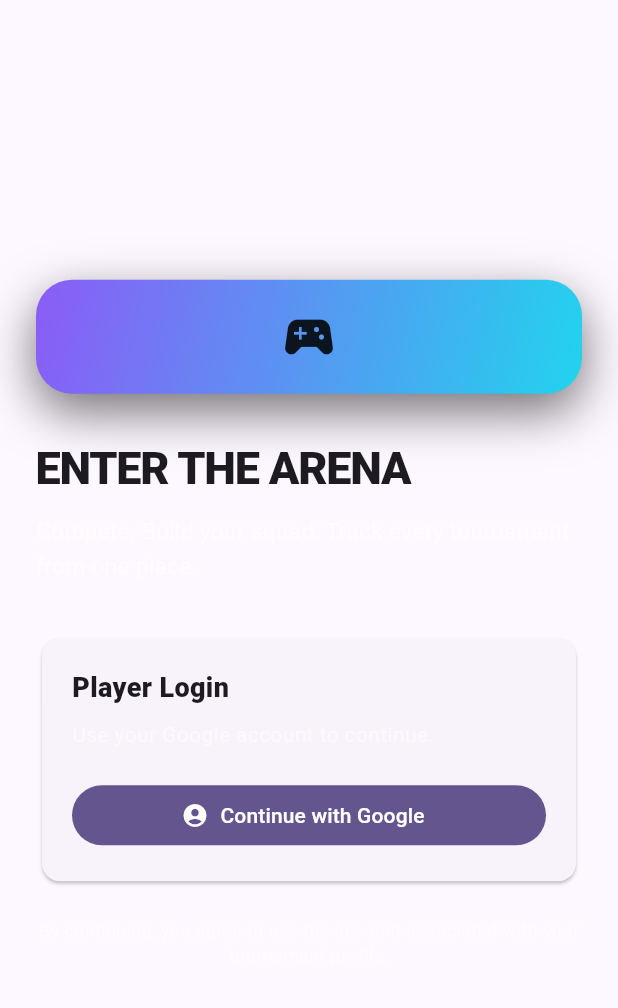
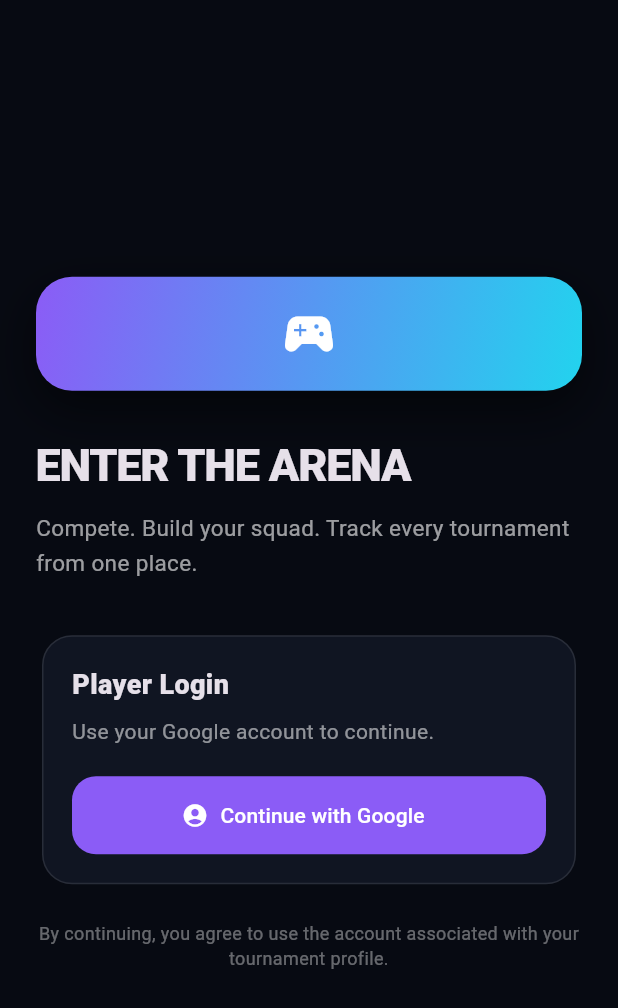
Before and after one commit to rahul-dev-web/esports-tournaments-app, a Flutter app: the screen it shows after launch, on a phone screen of 412 x 824 dp. Shown: the top 1008 px of the screen. Run offline on Flutter 3.47's test engine with Material 3 defaults, Android fonts, the phone set to English and light mode, and no system bars; our stand-ins replace firebase_core, firebase_messaging, flutter_riverpod, go_router, google_mobile_ads, supabase_flutter; accounts and stored records are empty.

Commit message:
feat(mobile): apply esports player theme globally

```diff
--- a/mobile/lib/main.dart
+++ b/mobile/lib/main.dart
@@ -7,6 +7,7 @@ import 'package:google_mobile_ads/google_mobile_ads.dart';
 import 'package:supabase_flutter/supabase_flutter.dart';
 import 'core/config.dart';
 import 'core/router.dart';
+import 'core/theme/app_theme.dart';
 
 Future<void> _firebaseMessagingBackgroundHandler(RemoteMessage message) async {}
 
@@ -61,9 +62,12 @@ Future<void> main() async {
 
 class ArenaHubApp extends StatelessWidget {
   const ArenaHubApp({super.key});
+
   @override
   Widget build(BuildContext context) => MaterialApp.router(
-    title: 'ArenaHub', debugShowCheckedModeBanner: false, routerConfig: appRouter,
-    theme: ThemeData(colorSchemeSeed: const Color(0xff6750a4), useMaterial3: true),
-  );
+        title: 'ArenaHub',
+        debugShowCheckedModeBanner: false,
+        routerConfig: appRouter,
+        theme: ArenaTheme.dark(),
+      );
 }
```
